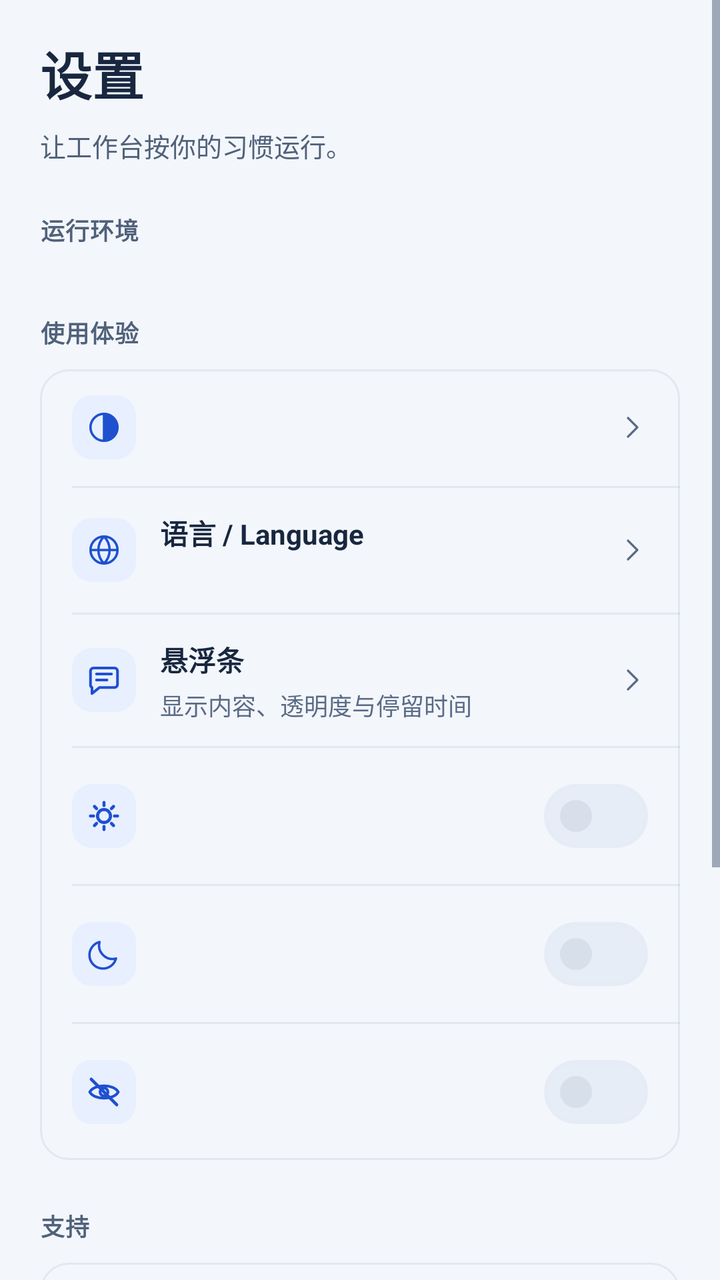
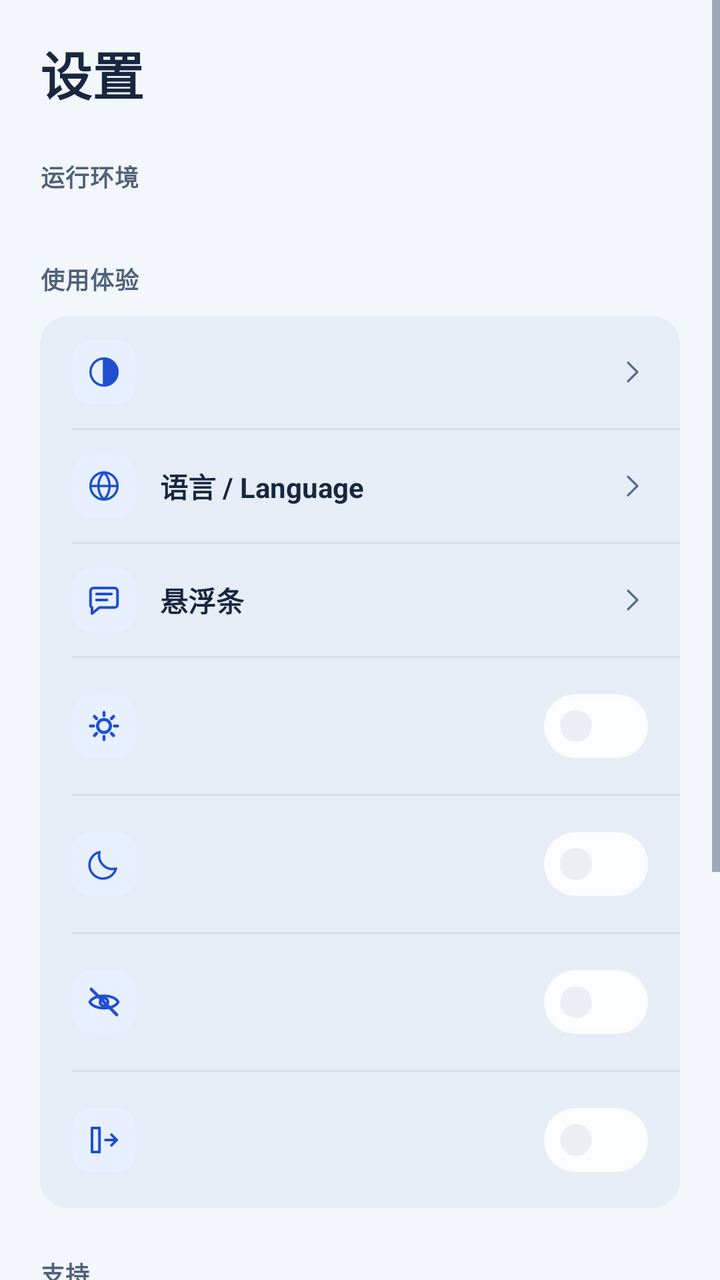

Compare the two renders of this Android layout. The source of the first and the diff that turns it into the second are given below.
<!-- AndroidManifest.xml: application theme Theme.DeepseekHarness -->
<!-- res/layout/fragment_settings.xml -->
<?xml version="1.0" encoding="utf-8"?>
<ScrollView xmlns:android="http://schemas.android.com/apk/res/android" xmlns:app="http://schemas.android.com/apk/res-auto" android:layout_width="match_parent" android:layout_height="match_parent" android:background="@color/shell_bg" android:clipToPadding="false" android:fillViewport="true">

  <LinearLayout android:layout_width="match_parent" android:layout_height="wrap_content" android:orientation="vertical" android:paddingStart="@dimen/shell_page_pad" android:paddingTop="@dimen/shell_page_top" android:paddingEnd="@dimen/shell_page_pad" android:paddingBottom="@dimen/shell_page_bottom">

    <TextView style="@style/ShellPageTitle" android:layout_width="match_parent" android:layout_height="wrap_content" android:text="@string/ui2_settings" />

    <TextView android:id="@+id/settings_page_hint" style="@style/ShellPageDescription" android:layout_width="match_parent" android:layout_height="wrap_content" android:layout_marginTop="8dp" android:text="@string/ui2_settings_hint" />

    <TextView style="@style/ShellSectionLabel" android:layout_width="match_parent" android:layout_height="wrap_content" android:layout_marginTop="@dimen/shell_section_gap" android:layout_marginBottom="@dimen/shell_section_margin" android:text="@string/ui2_environment" />

    <LinearLayout android:id="@+id/settings_tabs" style="@style/ShellGroup" android:layout_width="match_parent" android:layout_height="wrap_content" />

    <TextView style="@style/ShellSectionLabel" android:layout_width="match_parent" android:layout_height="wrap_content" android:layout_marginTop="@dimen/shell_section_gap" android:layout_marginBottom="@dimen/shell_section_margin" android:text="@string/ui2_experience" />

    <LinearLayout style="@style/ShellGroup" android:layout_width="match_parent" android:layout_height="wrap_content">

      <LinearLayout android:id="@+id/settings_theme" style="@style/ShellRow" android:layout_width="match_parent" android:layout_height="wrap_content" android:focusable="true">
        <ImageView style="@style/ShellRowIcon" android:layout_width="@dimen/shell_row_icon" android:layout_height="@dimen/shell_row_icon" android:contentDescription="@null" android:src="@drawable/ic_ui2_auto" />
        <LinearLayout android:layout_width="0dp" android:layout_height="wrap_content" android:layout_marginStart="12dp" android:layout_weight="1" android:orientation="vertical">
          <TextView android:id="@+id/settings_theme_title" style="@style/ShellRowTitle" android:layout_width="match_parent" android:layout_height="wrap_content" android:text="" />
          <TextView android:id="@+id/settings_theme_sub" style="@style/ShellRowSub" android:layout_width="match_parent" android:layout_height="wrap_content" android:layout_marginTop="4dp" android:text="" />
        </LinearLayout>
        <ImageView android:layout_width="@dimen/shell_row_chevron" android:layout_height="@dimen/shell_row_chevron" android:contentDescription="@null" android:src="@drawable/ic_ui2_chevron" app:tint="@color/shell_text_muted" />
      </LinearLayout>

      <View style="@style/ShellDivider" />

      <LinearLayout android:id="@+id/settings_appearance" style="@style/ShellRow" android:layout_width="match_parent" android:layout_height="wrap_content" android:focusable="true">
        <ImageView style="@style/ShellRowIcon" android:layout_width="@dimen/shell_row_icon" android:layout_height="@dimen/shell_row_icon" android:contentDescription="@null" android:src="@drawable/ic_ui_language" />
        <LinearLayout android:layout_width="0dp" android:layout_height="wrap_content" android:layout_marginStart="12dp" android:layout_weight="1" android:orientation="vertical">
          <TextView style="@style/ShellRowTitle" android:layout_width="match_parent" android:layout_height="wrap_content" android:text="@string/ui_language_title" />
          <TextView android:id="@+id/settings_language" style="@style/ShellRowSub" android:layout_width="match_parent" android:layout_height="wrap_content" android:layout_marginTop="4dp" android:text="" />
        </LinearLayout>
        <ImageView android:layout_width="@dimen/shell_row_chevron" android:layout_height="@dimen/shell_row_chevron" android:contentDescription="@null" android:src="@drawable/ic_ui2_chevron" app:tint="@color/shell_text_muted" />
      </LinearLayout>

      <View style="@style/ShellDivider" />

      <LinearLayout android:id="@+id/settings_overlay" style="@style/ShellRow" android:layout_width="match_parent" android:layout_height="wrap_content">
        <ImageView style="@style/ShellRowIcon" android:layout_width="@dimen/shell_row_icon" android:layout_height="@dimen/shell_row_icon" android:contentDescription="@null" android:src="@drawable/ic_ui_chat" />
        <LinearLayout android:layout_width="0dp" android:layout_height="wrap_content" android:layout_marginStart="12dp" android:layout_weight="1" android:orientation="vertical">
          <TextView style="@style/ShellRowTitle" android:layout_width="match_parent" android:layout_height="wrap_content" android:text="@string/ui2_overlay" />
          <TextView style="@style/ShellRowSub" android:layout_width="match_parent" android:layout_height="wrap_content" android:layout_marginTop="4dp" android:text="@string/ui2_overlay_sub" />
        </LinearLayout>
        <ImageView android:layout_width="@dimen/shell_row_chevron" android:layout_height="@dimen/shell_row_chevron" android:contentDescription="@null" android:src="@drawable/ic_ui2_chevron" app:tint="@color/shell_text_muted" />
      </LinearLayout>

      <View style="@style/ShellDivider" />

      <LinearLayout android:id="@+id/settings_keep_screen_on" style="@style/ShellRow" android:layout_width="match_parent" android:layout_height="wrap_content">
        <ImageView style="@style/ShellRowIcon" android:layout_width="@dimen/shell_row_icon" android:layout_height="@dimen/shell_row_icon" android:contentDescription="@null" android:src="@drawable/ic_ui_keep_screen_on" />
        <LinearLayout android:layout_width="0dp" android:layout_height="wrap_content" android:layout_marginStart="12dp" android:layout_weight="1" android:orientation="vertical">
          <TextView android:id="@+id/settings_keep_screen_on_title" style="@style/ShellRowTitle" android:layout_width="match_parent" android:layout_height="wrap_content" android:text="" />
          <TextView android:id="@+id/settings_keep_screen_on_hint" style="@style/ShellRowSub" android:layout_width="match_parent" android:layout_height="wrap_content" android:layout_marginTop="4dp" android:text="" />
        </LinearLayout>
        <com.google.android.material.materialswitch.MaterialSwitch android:id="@+id/settings_keep_screen_on_switch" style="@style/ShellSwitch" android:layout_width="wrap_content" android:layout_height="wrap_content" android:showText="false" />
      </LinearLayout>

      <View style="@style/ShellDivider" />

      <LinearLayout android:id="@+id/settings_power" style="@style/ShellRow" android:layout_width="match_parent" android:layout_height="wrap_content">
        <ImageView style="@style/ShellRowIcon" android:layout_width="@dimen/shell_row_icon" android:layout_height="@dimen/shell_row_icon" android:contentDescription="@null" android:src="@drawable/ic_ui2_moon" />
        <LinearLayout android:layout_width="0dp" android:layout_height="wrap_content" android:layout_marginStart="12dp" android:layout_weight="1" android:orientation="vertical">
          <TextView android:id="@+id/settings_power_title" style="@style/ShellRowTitle" android:layout_width="match_parent" android:layout_height="wrap_content" />
          <TextView android:id="@+id/settings_power_hint" style="@style/ShellRowSub" android:layout_width="match_parent" android:layout_height="wrap_content" android:layout_marginTop="4dp" />
        </LinearLayout>
        <com.google.android.material.materialswitch.MaterialSwitch android:id="@+id/settings_eco" style="@style/ShellSwitch" android:layout_width="wrap_content" android:layout_height="wrap_content" android:showText="false" />
      </LinearLayout>

      <View style="@style/ShellDivider" />

      <LinearLayout android:id="@+id/settings_hidden_recents" style="@style/ShellRow" android:layout_width="match_parent" android:layout_height="wrap_content">
        <ImageView style="@style/ShellRowIcon" android:layout_width="@dimen/shell_row_icon" android:layout_height="@dimen/shell_row_icon" android:contentDescription="@null" android:src="@drawable/ic_ui2_hide_recents" />
        <LinearLayout android:layout_width="0dp" android:layout_height="wrap_content" android:layout_marginStart="12dp" android:layout_weight="1" android:orientation="vertical">
          <TextView android:id="@+id/settings_hidden_recents_title" style="@style/ShellRowTitle" android:layout_width="match_parent" android:layout_height="wrap_content" />
          <TextView android:id="@+id/settings_hidden_recents_hint" style="@style/ShellRowSub" android:layout_width="match_parent" android:layout_height="wrap_content" android:layout_marginTop="4dp" />
        </LinearLayout>
        <com.google.android.material.materialswitch.MaterialSwitch android:id="@+id/settings_hidden_recents_switch" style="@style/ShellSwitch" android:layout_width="wrap_content" android:layout_height="wrap_content" android:showText="false" />
      </LinearLayout>
    </LinearLayout>

    <TextView style="@style/ShellSectionLabel" android:layout_width="match_parent" android:layout_height="wrap_content" android:layout_marginTop="@dimen/shell_section_gap" android:layout_marginBottom="@dimen/shell_section_margin" android:text="@string/ui2_support" />

    <LinearLayout style="@style/ShellGroup" android:layout_width="match_parent" android:layout_height="wrap_content">

      <LinearLayout android:id="@+id/settings_update" style="@style/ShellRow" android:layout_width="match_parent" android:layout_height="wrap_content">
        <ImageView style="@style/ShellRowIcon" android:layout_width="@dimen/shell_row_icon" android:layout_height="@dimen/shell_row_icon" android:contentDescription="@null" android:src="@drawable/ic_recovery_refresh" />
        <LinearLayout android:layout_width="0dp" android:layout_height="wrap_content" android:layout_marginStart="12dp" android:layout_weight="1" android:orientation="vertical">
          <TextView style="@style/ShellRowTitle" android:layout_width="match_parent" android:layout_height="wrap_content" android:text="@string/ui2_updates" />
          <TextView style="@style/ShellRowSub" android:layout_width="match_parent" android:layout_height="wrap_content" android:layout_marginTop="4dp" android:text="@string/ui2_updates_sub" />
        </LinearLayout>
        <ImageView android:layout_width="@dimen/shell_row_chevron" android:layout_height="@dimen/shell_row_chevron" android:contentDescription="@null" android:src="@drawable/ic_ui2_chevron" app:tint="@color/shell_text_muted" />
      </LinearLayout>

      <View style="@style/ShellDivider" />

      <LinearLayout android:id="@+id/settings_selftest" style="@style/ShellRow" android:layout_width="match_parent" android:layout_height="wrap_content">
        <ImageView style="@style/ShellRowIcon" android:layout_width="@dimen/shell_row_icon" android:layout_height="@dimen/shell_row_icon" android:contentDescription="@null" android:src="@drawable/ic_ui_shield" />
        <LinearLayout android:layout_width="0dp" android:layout_height="wrap_content" android:layout_marginStart="12dp" android:layout_weight="1" android:orientation="vertical">
          <TextView style="@style/ShellRowTitle" android:layout_width="match_parent" android:layout_height="wrap_content" android:text="@string/ui2_diagnostics" />
          <TextView style="@style/ShellRowSub" android:layout_width="match_parent" android:layout_height="wrap_content" android:layout_marginTop="4dp" android:text="@string/ui2_diagnostics_sub" />
        </LinearLayout>
        <ImageView android:layout_width="@dimen/shell_row_chevron" android:layout_height="@dimen/shell_row_chevron" android:contentDescription="@null" android:src="@drawable/ic_ui2_chevron" app:tint="@color/shell_text_muted" />
      </LinearLayout>

      <View style="@style/ShellDivider" />

      <LinearLayout android:id="@+id/settings_about" style="@style/ShellRow" android:layout_width="match_parent" android:layout_height="wrap_content">
        <ImageView style="@style/ShellRowIcon" android:layout_width="@dimen/shell_row_icon" android:layout_height="@dimen/shell_row_icon" android:contentDescription="@null" android:src="@drawable/ic_about" />
        <LinearLayout android:layout_width="0dp" android:layout_height="wrap_content" android:layout_marginStart="12dp" android:layout_weight="1" android:orientation="vertical">
          <TextView style="@style/ShellRowTitle" android:layout_width="match_parent" android:layout_height="wrap_content" android:text="@string/ui2_about" />
          <TextView style="@style/ShellRowSub" android:layout_width="match_parent" android:layout_height="wrap_content" android:layout_marginTop="4dp" android:text="@string/ui2_about_sub" />
        </LinearLayout>
        <ImageView android:layout_width="@dimen/shell_row_chevron" android:layout_height="@dimen/shell_row_chevron" android:contentDescription="@null" android:src="@drawable/ic_ui2_chevron" app:tint="@color/shell_text_muted" />
      </LinearLayout>
    </LinearLayout>

    <TextView android:id="@+id/settings_ver" style="@style/ShellFooter" android:layout_width="match_parent" android:layout_height="wrap_content" android:layout_marginTop="22dp" android:text="" />
    <TextView android:id="@+id/settings_update_sub" android:layout_width="match_parent" android:layout_height="wrap_content" android:text="" android:visibility="gone" />
  </LinearLayout>
</ScrollView>
<!-- resources referenced by this layout -->
<resources>
  <color name="shell_text_muted">#5A6B86</color>
  <dimen name="shell_page_bottom">90dp</dimen>
  <dimen name="shell_page_pad">20dp</dimen>
  <dimen name="shell_page_top">18dp</dimen>
  <dimen name="shell_row_chevron">16dp</dimen>
  <dimen name="shell_row_icon">32dp</dimen>
  <dimen name="shell_section_gap">24dp</dimen>
  <dimen name="shell_section_margin">10dp</dimen>
  <string name="ui2_about">关于 DSHA</string>
  <string name="ui2_about_sub">版本、开源许可与反馈</string>
  <string name="ui2_diagnostics">自检与诊断</string>
  <string name="ui2_diagnostics_sub">运行状态、错误记录与日志导出</string>
  <string name="ui2_environment">运行环境</string>
  <string name="ui2_experience">使用体验</string>
  <string name="ui2_overlay">悬浮条</string>
  <string name="ui2_overlay_sub">显示内容、透明度与停留时间</string>
  <string name="ui2_settings">设置</string>
  <string name="ui2_settings_hint">让工作台按你的习惯运行。</string>
  <string name="ui2_support">支持</string>
  <string name="ui2_updates">版本更新</string>
  <string name="ui2_updates_sub">稳定版与预览版更新</string>
  <style name="ShellPageDescription" parent="">
          <item name="android:textSize">@dimen/shell_page_desc</item>
          <item name="android:textColor">@color/shell_text_secondary</item>
          <item name="android:includeFontPadding">false</item>
          <item name="android:lineSpacingExtra">3dp</item>
      </style>
  <color name="text">#18273F</color>
  <color name="text_secondary">#50617A</color>
  <dimen name="shell_row_pad_h">16dp</dimen>
  <color name="shell_line">#131D3A60</color>
  <dimen name="shell_footer_text">12sp</dimen>
  <!-- drawable bg_settings_group (drawable) -->
  <?xml version="1.0" encoding="utf-8"?>
  <shape xmlns:android="http://schemas.android.com/apk/res/android" android:shape="rectangle">
      <solid android:color="@android:color/transparent" />
      <corners android:radius="14dp" />
      <stroke android:width="1dp" android:color="@color/shell_line" />
  </shape>
  <dimen name="shell_page_desc">13sp</dimen>
  <color name="shell_text_secondary">#50617A</color>
  <dimen name="shell_page_title">26sp</dimen>
  <color name="shell_text">#18273F</color>
  <dimen name="shell_row_min_height">56dp</dimen>
  <dimen name="shell_row_pad_v">12dp</dimen>
  <dimen name="shell_row_icon_pad">7dp</dimen>
  <dimen name="shell_row_sub">12sp</dimen>
  <dimen name="shell_row_title">14sp</dimen>
  <dimen name="shell_section_label">12sp</dimen>
  <style name="Widget.DSHA.Switch" parent="Widget.Material3.CompoundButton.MaterialSwitch">
          <item name="android:textColor">@color/button_text</item>
      </style>
  <dimen name="touch_min">44dp</dimen>
  <color name="line">#131D3A60</color>
  <color name="err">#AF404B</color>
  <color name="error_on">#FFFFFF</color>
  <color name="text_muted">#5A6B86</color>
  <color name="pal_standard_primary">#1E50D0</color>
  <color name="pal_standard_surface">#F3F6FB</color>
  <color name="pal_standard_card">#FCFDFF</color>
  <color name="pal_standard_raised">#E7EDF6</color>
  <color name="pal_standard_preview">#E7EDF6</color>
  <color name="pal_standard_shell_bg">#F3F6FB</color>
  <dimen name="radius_control">13dp</dimen>
  <dimen name="stroke">1dp</dimen>
  <!-- unchanged entries left out for length: 66 -->
</resources>

<!-- the commit's change to res/layout/fragment_settings.xml (unified diff, before → after) -->
@@ -1,26 +1,22 @@
 <?xml version="1.0" encoding="utf-8"?>
-<ScrollView xmlns:android="http://schemas.android.com/apk/res/android" xmlns:app="http://schemas.android.com/apk/res-auto" android:layout_width="match_parent" android:layout_height="match_parent" android:background="@color/shell_bg" android:clipToPadding="false" android:fillViewport="true">
+<ScrollView xmlns:android="http://schemas.android.com/apk/res/android" xmlns:app="http://schemas.android.com/apk/res-auto" android:id="@+id/settings_scroll" android:layout_width="match_parent" android:layout_height="match_parent" android:background="@color/shell_bg" android:clipToPadding="false" android:fillViewport="true">
 
   <LinearLayout android:layout_width="match_parent" android:layout_height="wrap_content" android:orientation="vertical" android:paddingStart="@dimen/shell_page_pad" android:paddingTop="@dimen/shell_page_top" android:paddingEnd="@dimen/shell_page_pad" android:paddingBottom="@dimen/shell_page_bottom">
 
     <TextView style="@style/ShellPageTitle" android:layout_width="match_parent" android:layout_height="wrap_content" android:text="@string/ui2_settings" />
 
-    <TextView android:id="@+id/settings_page_hint" style="@style/ShellPageDescription" android:layout_width="match_parent" android:layout_height="wrap_content" android:layout_marginTop="8dp" android:text="@string/ui2_settings_hint" />
-
-    <TextView style="@style/ShellSectionLabel" android:layout_width="match_parent" android:layout_height="wrap_content" android:layout_marginTop="@dimen/shell_section_gap" android:layout_marginBottom="@dimen/shell_section_margin" android:text="@string/ui2_environment" />
+    <TextView android:id="@+id/settings_section_environment" style="@style/ShellSectionLabel" android:layout_width="match_parent" android:layout_height="wrap_content" android:layout_marginTop="@dimen/shell_section_gap" android:layout_marginBottom="@dimen/shell_section_margin" android:text="@string/ui2_environment" />
 
     <LinearLayout android:id="@+id/settings_tabs" style="@style/ShellGroup" android:layout_width="match_parent" android:layout_height="wrap_content" />
 
-    <TextView style="@style/ShellSectionLabel" android:layout_width="match_parent" android:layout_height="wrap_content" android:layout_marginTop="@dimen/shell_section_gap" android:layout_marginBottom="@dimen/shell_section_margin" android:text="@string/ui2_experience" />
+    <TextView android:id="@+id/settings_section_experience" style="@style/ShellSectionLabel" android:layout_width="match_parent" android:layout_height="wrap_content" android:layout_marginTop="@dimen/shell_section_gap" android:layout_marginBottom="@dimen/shell_section_margin" android:text="@string/ui2_experience" />
 
-    <LinearLayout style="@style/ShellGroup" android:layout_width="match_parent" android:layout_height="wrap_content">
+    <LinearLayout android:id="@+id/settings_group_experience" style="@style/ShellGroup" android:layout_width="match_parent" android:layout_height="wrap_content">
 
       <LinearLayout android:id="@+id/settings_theme" style="@style/ShellRow" android:layout_width="match_parent" android:layout_height="wrap_content" android:focusable="true">
         <ImageView style="@style/ShellRowIcon" android:layout_width="@dimen/shell_row_icon" android:layout_height="@dimen/shell_row_icon" android:contentDescription="@null" android:src="@drawable/ic_ui2_auto" />
-        <LinearLayout android:layout_width="0dp" android:layout_height="wrap_content" android:layout_marginStart="12dp" android:layout_weight="1" android:orientation="vertical">
-          <TextView android:id="@+id/settings_theme_title" style="@style/ShellRowTitle" android:layout_width="match_parent" android:layout_height="wrap_content" android:text="" />
-          <TextView android:id="@+id/settings_theme_sub" style="@style/ShellRowSub" android:layout_width="match_parent" android:layout_height="wrap_content" android:layout_marginTop="4dp" android:text="" />
-        </LinearLayout>
+        <TextView android:id="@+id/settings_theme_title" style="@style/ShellRowTitle" android:layout_width="0dp" android:layout_height="wrap_content" android:layout_marginStart="12dp" android:layout_weight="1" android:text="" />
+        <TextView android:id="@+id/settings_theme_sub" style="@style/ShellRowValue" android:layout_width="wrap_content" android:layout_height="wrap_content" android:layout_marginEnd="6dp" android:ellipsize="end" android:maxLines="1" android:text="" />
         <ImageView android:layout_width="@dimen/shell_row_chevron" android:layout_height="@dimen/shell_row_chevron" android:contentDescription="@null" android:src="@drawable/ic_ui2_chevron" app:tint="@color/shell_text_muted" />
       </LinearLayout>
 
@@ -28,10 +24,8 @@
 
       <LinearLayout android:id="@+id/settings_appearance" style="@style/ShellRow" android:layout_width="match_parent" android:layout_height="wrap_content" android:focusable="true">
         <ImageView style="@style/ShellRowIcon" android:layout_width="@dimen/shell_row_icon" android:layout_height="@dimen/shell_row_icon" android:contentDescription="@null" android:src="@drawable/ic_ui_language" />
-        <LinearLayout android:layout_width="0dp" android:layout_height="wrap_content" android:layout_marginStart="12dp" android:layout_weight="1" android:orientation="vertical">
-          <TextView style="@style/ShellRowTitle" android:layout_width="match_parent" android:layout_height="wrap_content" android:text="@string/ui_language_title" />
-          <TextView android:id="@+id/settings_language" style="@style/ShellRowSub" android:layout_width="match_parent" android:layout_height="wrap_content" android:layout_marginTop="4dp" android:text="" />
-        </LinearLayout>
+        <TextView style="@style/ShellRowTitle" android:layout_width="0dp" android:layout_height="wrap_content" android:layout_marginStart="12dp" android:layout_weight="1" android:text="@string/ui_language_title" />
+        <TextView android:id="@+id/settings_language" style="@style/ShellRowValue" android:layout_width="wrap_content" android:layout_height="wrap_content" android:layout_marginEnd="6dp" android:ellipsize="end" android:maxLines="1" android:text="" />
         <ImageView android:layout_width="@dimen/shell_row_chevron" android:layout_height="@dimen/shell_row_chevron" android:contentDescription="@null" android:src="@drawable/ic_ui2_chevron" app:tint="@color/shell_text_muted" />
       </LinearLayout>
 
@@ -41,7 +35,6 @@
         <ImageView style="@style/ShellRowIcon" android:layout_width="@dimen/shell_row_icon" android:layout_height="@dimen/shell_row_icon" android:contentDescription="@null" android:src="@drawable/ic_ui_chat" />
         <LinearLayout android:layout_width="0dp" android:layout_height="wrap_content" android:layout_marginStart="12dp" android:layout_weight="1" android:orientation="vertical">
           <TextView style="@style/ShellRowTitle" android:layout_width="match_parent" android:layout_height="wrap_content" android:text="@string/ui2_overlay" />
-          <TextView style="@style/ShellRowSub" android:layout_width="match_parent" android:layout_height="wrap_content" android:layout_marginTop="4dp" android:text="@string/ui2_overlay_sub" />
         </LinearLayout>
         <ImageView android:layout_width="@dimen/shell_row_chevron" android:layout_height="@dimen/shell_row_chevron" android:contentDescription="@null" android:src="@drawable/ic_ui2_chevron" app:tint="@color/shell_text_muted" />
       </LinearLayout>
@@ -52,7 +45,6 @@
         <ImageView style="@style/ShellRowIcon" android:layout_width="@dimen/shell_row_icon" android:layout_height="@dimen/shell_row_icon" android:contentDescription="@null" android:src="@drawable/ic_ui_keep_screen_on" />
         <LinearLayout android:layout_width="0dp" android:layout_height="wrap_content" android:layout_marginStart="12dp" android:layout_weight="1" android:orientation="vertical">
           <TextView android:id="@+id/settings_keep_screen_on_title" style="@style/ShellRowTitle" android:layout_width="match_parent" android:layout_height="wrap_content" android:text="" />
-          <TextView android:id="@+id/settings_keep_screen_on_hint" style="@style/ShellRowSub" android:layout_width="match_parent" android:layout_height="wrap_content" android:layout_marginTop="4dp" android:text="" />
         </LinearLayout>
         <com.google.android.material.materialswitch.MaterialSwitch android:id="@+id/settings_keep_screen_on_switch" style="@style/ShellSwitch" android:layout_width="wrap_content" android:layout_height="wrap_content" android:showText="false" />
       </LinearLayout>
@@ -78,17 +70,27 @@
         </LinearLayout>
         <com.google.android.material.materialswitch.MaterialSwitch android:id="@+id/settings_hidden_recents_switch" style="@style/ShellSwitch" android:layout_width="wrap_content" android:layout_height="wrap_content" android:showText="false" />
       </LinearLayout>
+
+      <View android:id="@+id/settings_hidden_recents_strict_divider" style="@style/ShellDivider" />
+
+      <LinearLayout android:id="@+id/settings_hidden_recents_strict" style="@style/ShellRow" android:layout_width="match_parent" android:layout_height="wrap_content">
+        <ImageView style="@style/ShellRowIcon" android:layout_width="@dimen/shell_row_icon" android:layout_height="@dimen/shell_row_icon" android:contentDescription="@null" android:src="@drawable/ic_ui2_recents_strict" />
+        <LinearLayout android:layout_width="0dp" android:layout_height="wrap_content" android:layout_marginStart="12dp" android:layout_weight="1" android:orientation="vertical">
+          <TextView android:id="@+id/settings_hidden_recents_strict_title" style="@style/ShellRowTitle" android:layout_width="match_parent" android:layout_height="wrap_content" />
+          <TextView android:id="@+id/settings_hidden_recents_strict_hint" style="@style/ShellRowSub" android:layout_width="match_parent" android:layout_height="wrap_content" android:layout_marginTop="4dp" />
+        </LinearLayout>
+        <com.google.android.material.materialswitch.MaterialSwitch android:id="@+id/settings_hidden_recents_strict_switch" style="@style/ShellSwitch" android:layout_width="wrap_content" android:layout_height="wrap_content" android:showText="false" />
+      </LinearLayout>
     </LinearLayout>
 
-    <TextView style="@style/ShellSectionLabel" android:layout_width="match_parent" android:layout_height="wrap_content" android:layout_marginTop="@dimen/shell_section_gap" android:layout_marginBottom="@dimen/shell_section_margin" android:text="@string/ui2_support" />
+    <TextView android:id="@+id/settings_section_support" style="@style/ShellSectionLabel" android:layout_width="match_parent" android:layout_height="wrap_content" android:layout_marginTop="@dimen/shell_section_gap" android:layout_marginBottom="@dimen/shell_section_margin" android:text="@string/ui2_support" />
 
-    <LinearLayout style="@style/ShellGroup" android:layout_width="match_parent" android:layout_height="wrap_content">
+    <LinearLayout android:id="@+id/settings_group_support" style="@style/ShellGroup" android:layout_width="match_parent" android:layout_height="wrap_content">
 
       <LinearLayout android:id="@+id/settings_update" style="@style/ShellRow" android:layout_width="match_parent" android:layout_height="wrap_content">
         <ImageView style="@style/ShellRowIcon" android:layout_width="@dimen/shell_row_icon" android:layout_height="@dimen/shell_row_icon" android:contentDescription="@null" android:src="@drawable/ic_recovery_refresh" />
         <LinearLayout android:layout_width="0dp" android:layout_height="wrap_content" android:layout_marginStart="12dp" android:layout_weight="1" android:orientation="vertical">
           <TextView style="@style/ShellRowTitle" android:layout_width="match_parent" android:layout_height="wrap_content" android:text="@string/ui2_updates" />
-          <TextView style="@style/ShellRowSub" android:layout_width="match_parent" android:layout_height="wrap_content" android:layout_marginTop="4dp" android:text="@string/ui2_updates_sub" />
         </LinearLayout>
         <ImageView android:layout_width="@dimen/shell_row_chevron" android:layout_height="@dimen/shell_row_chevron" android:contentDescription="@null" android:src="@drawable/ic_ui2_chevron" app:tint="@color/shell_text_muted" />
       </LinearLayout>
@@ -99,7 +101,6 @@
         <ImageView style="@style/ShellRowIcon" android:layout_width="@dimen/shell_row_icon" android:layout_height="@dimen/shell_row_icon" android:contentDescription="@null" android:src="@drawable/ic_ui_shield" />
         <LinearLayout android:layout_width="0dp" android:layout_height="wrap_content" android:layout_marginStart="12dp" android:layout_weight="1" android:orientation="vertical">
           <TextView style="@style/ShellRowTitle" android:layout_width="match_parent" android:layout_height="wrap_content" android:text="@string/ui2_diagnostics" />
-          <TextView style="@style/ShellRowSub" android:layout_width="match_parent" android:layout_height="wrap_content" android:layout_marginTop="4dp" android:text="@string/ui2_diagnostics_sub" />
         </LinearLayout>
         <ImageView android:layout_width="@dimen/shell_row_chevron" android:layout_height="@dimen/shell_row_chevron" android:contentDescription="@null" android:src="@drawable/ic_ui2_chevron" app:tint="@color/shell_text_muted" />
       </LinearLayout>
@@ -110,7 +111,6 @@
         <ImageView style="@style/ShellRowIcon" android:layout_width="@dimen/shell_row_icon" android:layout_height="@dimen/shell_row_icon" android:contentDescription="@null" android:src="@drawable/ic_about" />
         <LinearLayout android:layout_width="0dp" android:layout_height="wrap_content" android:layout_marginStart="12dp" android:layout_weight="1" android:orientation="vertical">
           <TextView style="@style/ShellRowTitle" android:layout_width="match_parent" android:layout_height="wrap_content" android:text="@string/ui2_about" />
-          <TextView style="@style/ShellRowSub" android:layout_width="match_parent" android:layout_height="wrap_content" android:layout_marginTop="4dp" android:text="@string/ui2_about_sub" />
         </LinearLayout>
         <ImageView android:layout_width="@dimen/shell_row_chevron" android:layout_height="@dimen/shell_row_chevron" android:contentDescription="@null" android:src="@drawable/ic_ui2_chevron" app:tint="@color/shell_text_muted" />
       </LinearLayout>
<!-- resource entries referenced after the edit -->
@@ -8,24 +8,48 @@
   <dimen name="shell_row_icon">32dp</dimen>
   <dimen name="shell_section_gap">24dp</dimen>
   <dimen name="shell_section_margin">10dp</dimen>
+  <!-- drawable ic_ui2_recents_strict (drawable) -->
+  <?xml version="1.0" encoding="utf-8"?>
+  <vector xmlns:android="http://schemas.android.com/apk/res/android"
+      android:width="20dp"
+      android:height="20dp"
+      android:viewportWidth="24"
+      android:viewportHeight="24">
+      <path
+          android:fillColor="@android:color/transparent"
+          android:strokeColor="@color/text_secondary"
+          android:strokeWidth="1.8"
+          android:strokeLineCap="round"
+          android:strokeLineJoin="round"
+          android:pathData="M4,4 L9,4 L9,20 L4,20 Z" />
+      <path
+          android:fillColor="@android:color/transparent"
+          android:strokeColor="@color/text_secondary"
+          android:strokeWidth="1.8"
+          android:strokeLineCap="round"
+          android:strokeLineJoin="round"
+          android:pathData="M13,12 L20.5,12" />
+      <path
+          android:fillColor="@android:color/transparent"
+          android:strokeColor="@color/text_secondary"
+          android:strokeWidth="1.8"
+          android:strokeLineCap="round"
+          android:strokeLineJoin="round"
+          android:pathData="M17,8.5 L20.5,12 L17,15.5" />
+  </vector>
   <string name="ui2_about">关于 DSHA</string>
-  <string name="ui2_about_sub">版本、开源许可与反馈</string>
   <string name="ui2_diagnostics">自检与诊断</string>
-  <string name="ui2_diagnostics_sub">运行状态、错误记录与日志导出</string>
   <string name="ui2_environment">运行环境</string>
   <string name="ui2_experience">使用体验</string>
   <string name="ui2_overlay">悬浮条</string>
-  <string name="ui2_overlay_sub">显示内容、透明度与停留时间</string>
   <string name="ui2_settings">设置</string>
-  <string name="ui2_settings_hint">让工作台按你的习惯运行。</string>
   <string name="ui2_support">支持</string>
   <string name="ui2_updates">版本更新</string>
-  <string name="ui2_updates_sub">稳定版与预览版更新</string>
-  <style name="ShellPageDescription" parent="">
-          <item name="android:textSize">@dimen/shell_page_desc</item>
+  <style name="ShellRowValue" parent="">
+          <item name="android:textSize">@dimen/shell_row_value</item>
           <item name="android:textColor">@color/shell_text_secondary</item>
           <item name="android:includeFontPadding">false</item>
-          <item name="android:lineSpacingExtra">3dp</item>
+          <item name="android:gravity">end</item>
       </style>
   <color name="text">#18273F</color>
   <color name="text_secondary">#50617A</color>
@@ -35,11 +59,9 @@
   <!-- drawable bg_settings_group (drawable) -->
   <?xml version="1.0" encoding="utf-8"?>
   <shape xmlns:android="http://schemas.android.com/apk/res/android" android:shape="rectangle">
-      <solid android:color="@android:color/transparent" />
+      <solid android:color="@color/shell_raised" />
       <corners android:radius="14dp" />
-      <stroke android:width="1dp" android:color="@color/shell_line" />
   </shape>
-  <dimen name="shell_page_desc">13sp</dimen>
   <color name="shell_text_secondary">#50617A</color>
   <dimen name="shell_page_title">26sp</dimen>
   <color name="shell_text">#18273F</color>
@@ -48,9 +70,12 @@
   <dimen name="shell_row_icon_pad">7dp</dimen>
   <dimen name="shell_row_sub">12sp</dimen>
   <dimen name="shell_row_title">14sp</dimen>
+  <dimen name="shell_row_value">13sp</dimen>
   <dimen name="shell_section_label">12sp</dimen>
   <style name="Widget.DSHA.Switch" parent="Widget.Material3.CompoundButton.MaterialSwitch">
           <item name="android:textColor">@color/button_text</item>
+          
+          <item name="trackTint">@color/switch_track_fill</item>
       </style>
   <dimen name="touch_min">44dp</dimen>
   <color name="line">#131D3A60</color>
